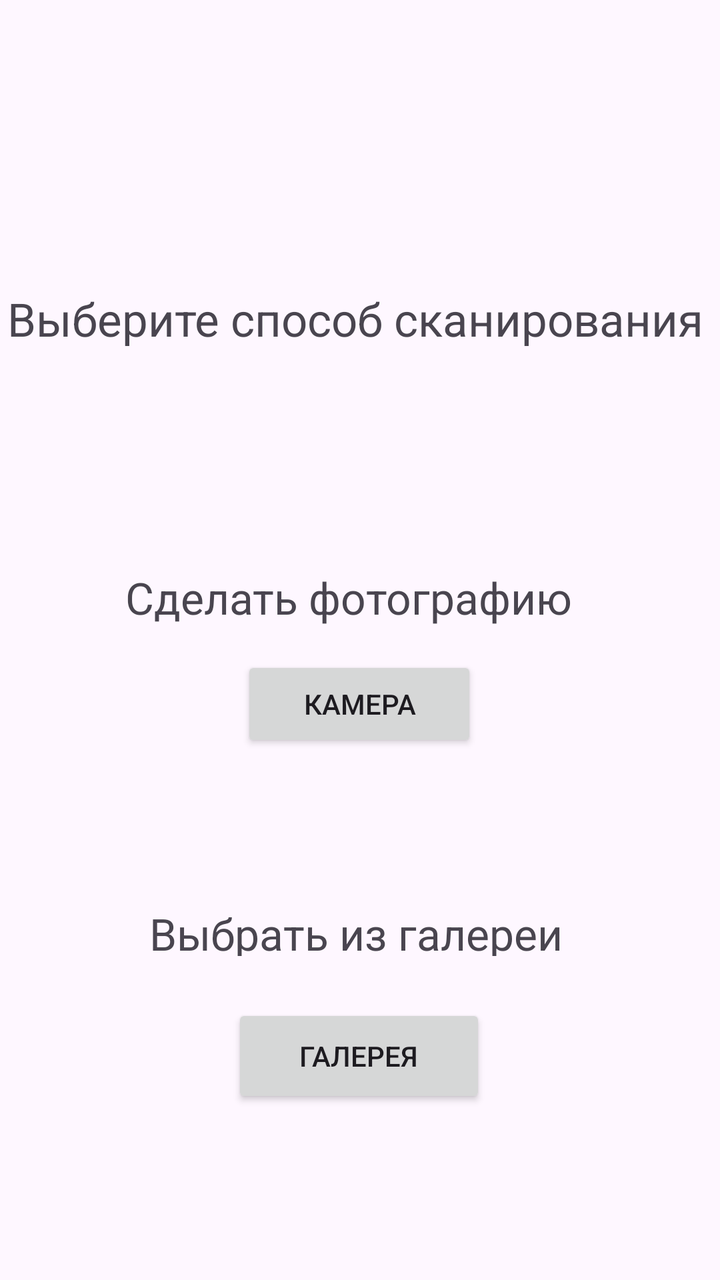
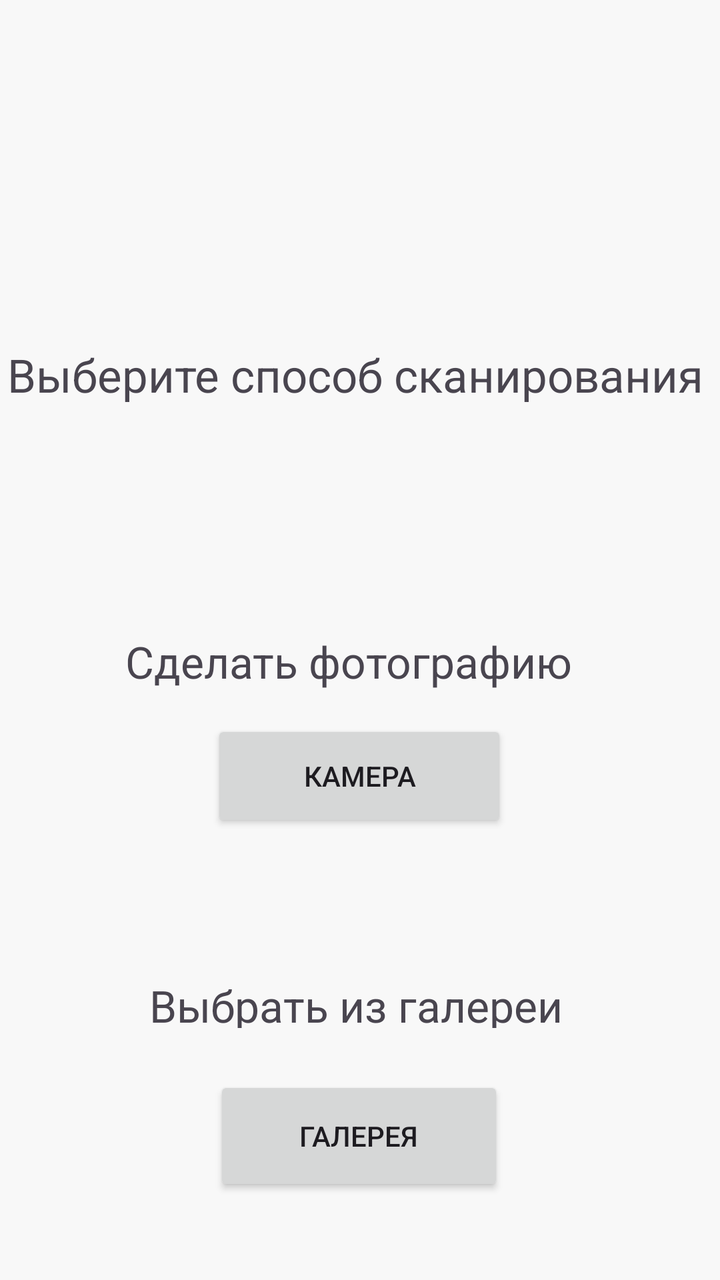

Screens rendered from an Android XML layout before and after an edit, with the pre-edit source and the edit as a unified diff.
<!-- AndroidManifest.xml: application theme Theme.PipesDetector -->
<!-- res/layout/activity_scanner_window.xml -->
<?xml version="1.0" encoding="utf-8"?>
<androidx.constraintlayout.widget.ConstraintLayout xmlns:android="http://schemas.android.com/apk/res/android"
    xmlns:app="http://schemas.android.com/apk/res-auto"
    xmlns:tools="http://schemas.android.com/tools"
    android:id="@+id/main"
    android:layout_width="match_parent"
    android:layout_height="match_parent"
    tools:context=".ScannerWindowActivity">

    <TextView
        android:id="@+id/infoText"
        android:layout_width="353dp"
        android:layout_height="80dp"
        android:layout_marginTop="144dp"
        android:text="Выберите способ сканирования"
        android:textSize="23sp"
        app:layout_constraintEnd_toEndOf="parent"
        app:layout_constraintStart_toStartOf="parent"
        app:layout_constraintTop_toTopOf="parent"
        tools:ignore="MissingConstraints" />

    <Button
        android:id="@+id/ButtonForCamera"
        android:layout_width="118dp"
        android:layout_height="48dp"
        android:layout_marginTop="16dp"
        android:text="Камера"
        app:layout_constraintEnd_toEndOf="parent"
        app:layout_constraintHorizontal_bias="0.498"
        app:layout_constraintStart_toStartOf="parent"
        app:layout_constraintTop_toBottomOf="@+id/TextForCamera" />

    <TextView
        android:id="@+id/TextForCamera"
        android:layout_width="235dp"
        android:layout_height="28dp"
        android:layout_marginTop="60dp"
        android:text="Сделать фотографию"
        android:textSize="22sp"
        app:layout_constraintEnd_toEndOf="parent"
        app:layout_constraintStart_toStartOf="parent"
        app:layout_constraintTop_toBottomOf="@+id/infoText" />

    <TextView
        android:id="@+id/TextForGalery"
        android:layout_width="211dp"
        android:layout_height="26dp"
        android:layout_marginTop="76dp"
        android:text="Выбрать из галереи"
        android:textSize="22sp"
        app:layout_constraintEnd_toEndOf="parent"
        app:layout_constraintStart_toStartOf="parent"
        app:layout_constraintTop_toBottomOf="@+id/ButtonForCamera" />

    <Button
        android:id="@+id/ButtonForGalery"
        android:layout_width="127dp"
        android:layout_height="52dp"
        android:layout_marginTop="24dp"
        android:text="Галерея"
        app:layout_constraintEnd_toEndOf="parent"
        app:layout_constraintHorizontal_bias="0.498"
        app:layout_constraintStart_toStartOf="parent"
        app:layout_constraintTop_toBottomOf="@+id/TextForGalery" />
</androidx.constraintlayout.widget.ConstraintLayout>
<!-- resources referenced by this layout -->
<resources>
  <style name="Theme.PipesDetector" parent="Base.Theme.PipesDetector" />
  <style name="Base.Theme.PipesDetector" parent="Theme.Material3.DayNight.NoActionBar">
          
          
      </style>
</resources>

<!-- the commit's change to res/layout/activity_scanner_window.xml (unified diff, before → after) -->
@@ -5,13 +5,15 @@
     android:id="@+id/main"
     android:layout_width="match_parent"
     android:layout_height="match_parent"
+    android:background="#F8F8F8"
     tools:context=".ScannerWindowActivity">
+
 
     <TextView
         android:id="@+id/infoText"
         android:layout_width="353dp"
         android:layout_height="80dp"
-        android:layout_marginTop="144dp"
+        android:layout_marginTop="172dp"
         android:text="Выберите способ сканирования"
         android:textSize="23sp"
         app:layout_constraintEnd_toEndOf="parent"
@@ -21,8 +23,8 @@
 
     <Button
         android:id="@+id/ButtonForCamera"
-        android:layout_width="118dp"
-        android:layout_height="48dp"
+        android:layout_width="148dp"
+        android:layout_height="56dp"
         android:layout_marginTop="16dp"
         android:text="Камера"
         app:layout_constraintEnd_toEndOf="parent"
@@ -34,18 +36,19 @@
         android:id="@+id/TextForCamera"
         android:layout_width="235dp"
         android:layout_height="28dp"
-        android:layout_marginTop="60dp"
+        android:layout_marginTop="64dp"
         android:text="Сделать фотографию"
         android:textSize="22sp"
         app:layout_constraintEnd_toEndOf="parent"
         app:layout_constraintStart_toStartOf="parent"
-        app:layout_constraintTop_toBottomOf="@+id/infoText" />
+        app:layout_constraintTop_toBottomOf="@+id/infoText"
+        tools:ignore="TextSizeCheck" />
 
     <TextView
         android:id="@+id/TextForGalery"
         android:layout_width="211dp"
         android:layout_height="26dp"
-        android:layout_marginTop="76dp"
+        android:layout_marginTop="72dp"
         android:text="Выбрать из галереи"
         android:textSize="22sp"
         app:layout_constraintEnd_toEndOf="parent"
@@ -54,8 +57,8 @@
 
     <Button
         android:id="@+id/ButtonForGalery"
-        android:layout_width="127dp"
-        android:layout_height="52dp"
+        android:layout_width="145dp"
+        android:layout_height="60dp"
         android:layout_marginTop="24dp"
         android:text="Галерея"
         app:layout_constraintEnd_toEndOf="parent"
